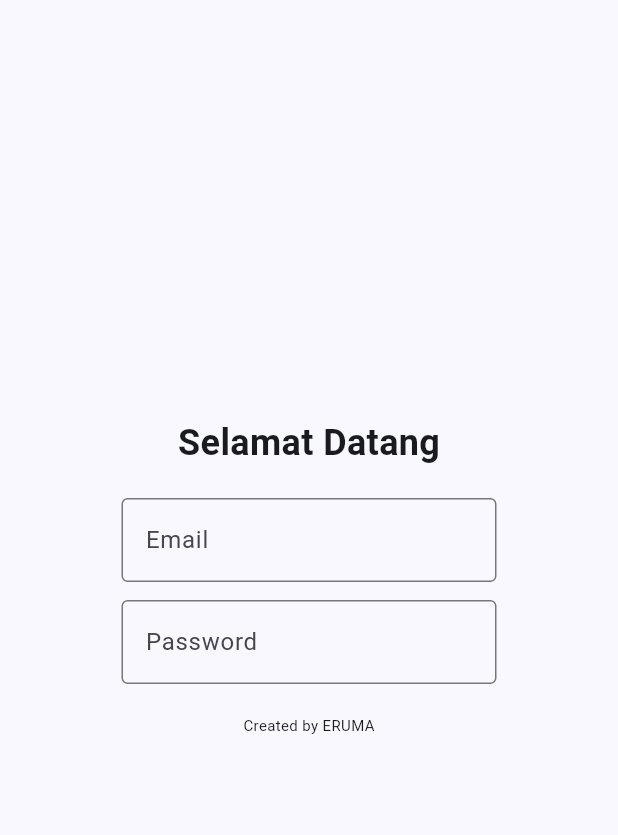
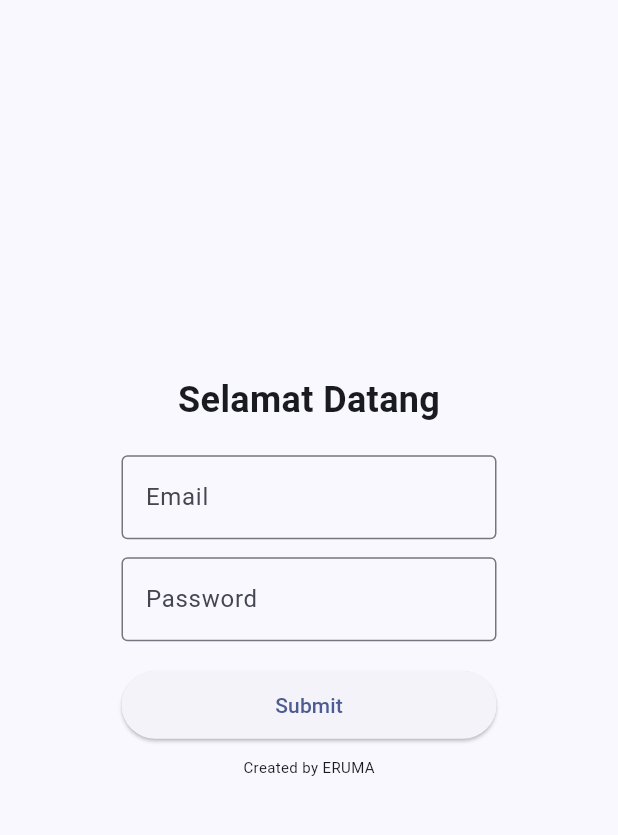
Before and after one commit to meiO2/GlorianaMonica_LabMobileApps_DBT24, a Flutter app: the screen it shows after launch, on a phone screen of 412 x 824 dp, the part 84-919 px from its top. Run offline on Flutter 3.47's test engine with Material 3 defaults, Android fonts, the phone set to English and light mode, and no system bars.

Commit message:
Push to repo

```diff
--- a/Quiz2_Akhirnya_Masuk_Flutter/login_page/lib/main.dart
+++ b/Quiz2_Akhirnya_Masuk_Flutter/login_page/lib/main.dart
@@ -7,16 +7,17 @@ void main() {
 class MyApp extends StatelessWidget {
   const MyApp({super.key});
 
-  // This widget is the root of your application.
   @override
   Widget build(BuildContext context) {
     return MaterialApp(
       title: 'Flutter Demo',
       theme: ThemeData(
-
-        colorScheme: .fromSeed(seedColor: const Color.fromARGB(255, 65, 106, 228)),
+        colorScheme: ColorScheme.fromSeed(
+          seedColor: const Color.fromARGB(255, 65, 106, 228),
+        ),
       ),
       home: const MyHomePage(title: 'Login Page'),
+      debugShowCheckedModeBanner: false,
     );
   }
 }
@@ -31,7 +32,6 @@ class MyHomePage extends StatefulWidget {
 }
 
 class _MyHomePageState extends State<MyHomePage> {
-
   @override
   Widget build(BuildContext context) {
     return Scaffold(
@@ -54,6 +54,15 @@ class _MyHomePageState extends State<MyHomePage> {
               const SizedBox(height: 12),
               const ObscuredTextFieldSample2(),
               const SizedBox(height: 20),
+              SizedBox(
+                width: 250,
+                height: 45,
+                child: ElevatedButton(
+                  onPressed: () {},
+                  child: const Text('Submit'),
+                ),
+              ),
+              const SizedBox(height: 12),
               const Text('Created by ERUMA', style: TextStyle(fontSize: 10)),
             ],
           ),
@@ -62,7 +71,6 @@ class _MyHomePageState extends State<MyHomePage> {
     );
   }
 }
-
 
 class ObscuredTextFieldSample extends StatelessWidget {
   const ObscuredTextFieldSample({super.key});
@@ -73,7 +81,10 @@ class ObscuredTextFieldSample extends StatelessWidget {
       width: 250,
       child: TextField(
         obscureText: true,
-        decoration: InputDecoration(border: OutlineInputBorder(), labelText: 'Email'),
+        decoration: InputDecoration(
+          border: OutlineInputBorder(),
+          labelText: 'Email',
+        ),
       ),
     );
   }
@@ -88,7 +99,10 @@ class ObscuredTextFieldSample2 extends StatelessWidget {
       width: 250,
       child: TextField(
         obscureText: true,
-        decoration: InputDecoration(border: OutlineInputBorder(), labelText: 'Password'),
+        decoration: InputDecoration(
+          border: OutlineInputBorder(),
+          labelText: 'Password',
+        ),
       ),
     );
   }
```
Lines whose indentation alone changed are shown as unchanged.
